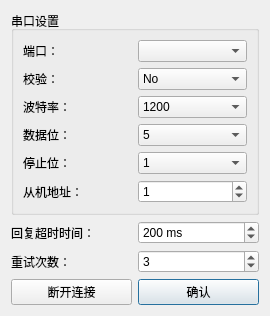
Above: Modbus/modbusserial.ui from Hccccc1/MOH_viewer before the change. Below: the same form after it.
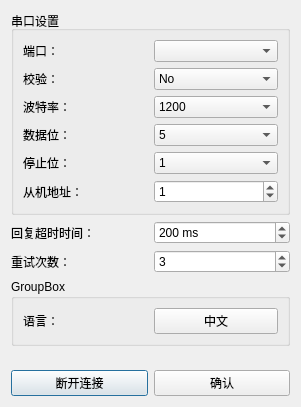
That is the form after the change.

Diff of the .ui file:
```diff
--- a/Modbus/modbusserial.ui
+++ b/Modbus/modbusserial.ui
@@ -6,77 +6,14 @@
    <rect>
     <x>0</x>
     <y>0</y>
-    <width>270</width>
-    <height>297</height>
+    <width>301</width>
+    <height>407</height>
    </rect>
   </property>
   <property name="windowTitle">
    <string>串口设置</string>
   </property>
-  <layout class="QGridLayout" name="gridLayout">
-   <item row="2" column="0">
-    <widget class="QLabel" name="label_6">
-     <property name="text">
-      <string>重试次数：</string>
-     </property>
-    </widget>
-   </item>
-   <item row="2" column="1">
-    <widget class="QSpinBox" name="retriesSpinner">
-     <property name="value">
-      <number>3</number>
-     </property>
-    </widget>
-   </item>
-   <item row="3" column="1">
-    <spacer name="verticalSpacer">
-     <property name="orientation">
-      <enum>Qt::Vertical</enum>
-     </property>
-     <property name="sizeHint" stdset="0">
-      <size>
-       <width>20</width>
-       <height>33</height>
-      </size>
-     </property>
-    </spacer>
-   </item>
-   <item row="1" column="1">
-    <widget class="QSpinBox" name="timeoutSpinner">
-     <property name="accelerated">
-      <bool>true</bool>
-     </property>
-     <property name="suffix">
-      <string> ms</string>
-     </property>
-     <property name="minimum">
-      <number>-1</number>
-     </property>
-     <property name="maximum">
-      <number>5000</number>
-     </property>
-     <property name="singleStep">
-      <number>20</number>
-     </property>
-     <property name="value">
-      <number>200</number>
-     </property>
-    </widget>
-   </item>
-   <item row="4" column="1">
-    <widget class="QPushButton" name="confirm_btn">
-     <property name="text">
-      <string>确认</string>
-     </property>
-    </widget>
-   </item>
-   <item row="1" column="0">
-    <widget class="QLabel" name="label">
-     <property name="text">
-      <string>回复超时时间：</string>
-     </property>
-    </widget>
-   </item>
+  <layout class="QGridLayout" name="gridLayout_3">
    <item row="0" column="0" colspan="2">
     <widget class="QGroupBox" name="groupBox">
      <property name="title">
@@ -254,13 +191,99 @@
      </layout>
     </widget>
    </item>
-   <item row="4" column="0">
+   <item row="1" column="0">
+    <widget class="QLabel" name="label">
+     <property name="text">
+      <string>回复超时时间：</string>
+     </property>
+    </widget>
+   </item>
+   <item row="1" column="1">
+    <widget class="QSpinBox" name="timeoutSpinner">
+     <property name="accelerated">
+      <bool>true</bool>
+     </property>
+     <property name="suffix">
+      <string> ms</string>
+     </property>
+     <property name="minimum">
+      <number>-1</number>
+     </property>
+     <property name="maximum">
+      <number>5000</number>
+     </property>
+     <property name="singleStep">
+      <number>20</number>
+     </property>
+     <property name="value">
+      <number>200</number>
+     </property>
+    </widget>
+   </item>
+   <item row="2" column="0">
+    <widget class="QLabel" name="label_6">
+     <property name="text">
+      <string>重试次数：</string>
+     </property>
+    </widget>
+   </item>
+   <item row="2" column="1">
+    <widget class="QSpinBox" name="retriesSpinner">
+     <property name="value">
+      <number>3</number>
+     </property>
+    </widget>
+   </item>
+   <item row="4" column="1">
+    <spacer name="verticalSpacer">
+     <property name="orientation">
+      <enum>Qt::Vertical</enum>
+     </property>
+     <property name="sizeHint" stdset="0">
+      <size>
+       <width>20</width>
+       <height>33</height>
+      </size>
+     </property>
+    </spacer>
+   </item>
+   <item row="5" column="0">
     <widget class="QPushButton" name="disconnectBtn">
      <property name="text">
       <string>断开连接</string>
      </property>
     </widget>
    </item>
+   <item row="5" column="1">
+    <widget class="QPushButton" name="confirm_btn">
+     <property name="text">
+      <string>确认</string>
+     </property>
+    </widget>
+   </item>
+   <item row="3" column="0" colspan="2">
+    <widget class="QGroupBox" name="groupBox_2">
+     <property name="title">
+      <string>GroupBox</string>
+     </property>
+     <layout class="QGridLayout" name="gridLayout">
+      <item row="0" column="0">
+       <widget class="QLabel" name="currentLanguage">
+        <property name="text">
+         <string>语言：</string>
+        </property>
+       </widget>
+      </item>
+      <item row="0" column="1">
+       <widget class="QPushButton" name="languageChangeBtn">
+        <property name="text">
+         <string>中文</string>
+        </property>
+       </widget>
+      </item>
+     </layout>
+    </widget>
+   </item>
   </layout>
  </widget>
  <resources/>
```
